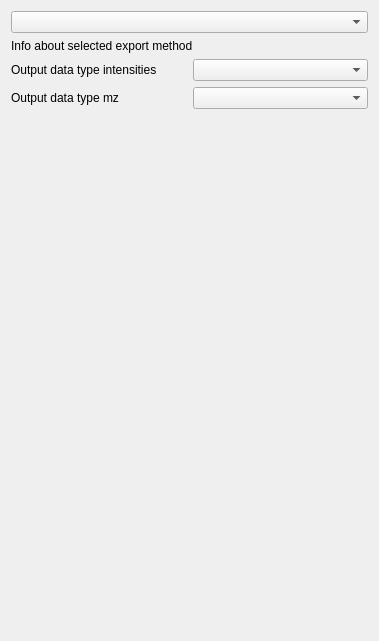
Before: the Qt Designer form Plugins/org.mitk.gui.qt.m2.ImzMLExport/src/internal/m2ImzMLExportViewControls.ui in m2aia/m2aia, drawn with Qt 5.
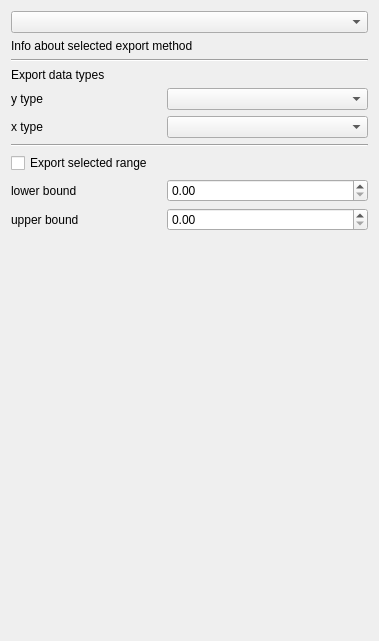
After: the same form once the commit is applied.

Commit message: update export view

Diff of the .ui file:
```diff
--- a/Plugins/org.mitk.gui.qt.m2.ImzMLExport/src/internal/m2ImzMLExportViewControls.ui
+++ b/Plugins/org.mitk.gui.qt.m2.ImzMLExport/src/internal/m2ImzMLExportViewControls.ui
@@ -34,12 +34,32 @@
      </property>
     </widget>
    </item>
+   <item>
+    <widget class="Line" name="line_2">
+     <property name="orientation">
+      <enum>Qt::Horizontal</enum>
+     </property>
+    </widget>
+   </item>
+   <item>
+    <widget class="QLabel" name="label_6">
+     <property name="text">
+      <string>Export data types</string>
+     </property>
+    </widget>
+   </item>
    <item>
     <layout class="QHBoxLayout" name="horizontalLayout_4">
      <item>
       <widget class="QLabel" name="label_4">
+       <property name="maximumSize">
+        <size>
+         <width>150</width>
+         <height>16777215</height>
+        </size>
+       </property>
        <property name="text">
-        <string>Output data type intensities</string>
+        <string>y type</string>
        </property>
       </widget>
      </item>
@@ -52,8 +72,14 @@
     <layout class="QHBoxLayout" name="horizontalLayout_3">
      <item>
       <widget class="QLabel" name="label_3">
+       <property name="maximumSize">
+        <size>
+         <width>150</width>
+         <height>16777215</height>
+        </size>
+       </property>
        <property name="text">
-        <string>Output data type mz</string>
+        <string>x type</string>
        </property>
       </widget>
      </item>
@@ -62,6 +88,72 @@
      </item>
     </layout>
    </item>
+   <item>
+    <widget class="Line" name="line">
+     <property name="orientation">
+      <enum>Qt::Horizontal</enum>
+     </property>
+    </widget>
+   </item>
+   <item>
+    <widget class="QCheckBox" name="ckBxBounds">
+     <property name="text">
+      <string>Export selected range</string>
+     </property>
+    </widget>
+   </item>
+   <item>
+    <layout class="QHBoxLayout" name="horizontalLayout">
+     <item>
+      <widget class="QLabel" name="label">
+       <property name="minimumSize">
+        <size>
+         <width>0</width>
+         <height>0</height>
+        </size>
+       </property>
+       <property name="maximumSize">
+        <size>
+         <width>150</width>
+         <height>16777215</height>
+        </size>
+       </property>
+       <property name="text">
+        <string>lower bound</string>
+       </property>
+      </widget>
+     </item>
+     <item>
+      <widget class="QDoubleSpinBox" name="spBxLower"/>
+     </item>
+    </layout>
+   </item>
+   <item>
+    <layout class="QHBoxLayout" name="horizontalLayout_2">
+     <item>
+      <widget class="QLabel" name="label_2">
+       <property name="minimumSize">
+        <size>
+         <width>0</width>
+         <height>0</height>
+        </size>
+       </property>
+       <property name="maximumSize">
+        <size>
+         <width>150</width>
+         <height>16777215</height>
+        </size>
+       </property>
+       <property name="text">
+        <string>upper bound</string>
+       </property>
+      </widget>
+     </item>
+     <item>
+      <widget class="QDoubleSpinBox" name="spBxUpper"/>
+     </item>
+    </layout>
+   </item>
    <item>
     <spacer name="spacer1">
      <property name="orientation">
```
The commit also changes 1 other file.
